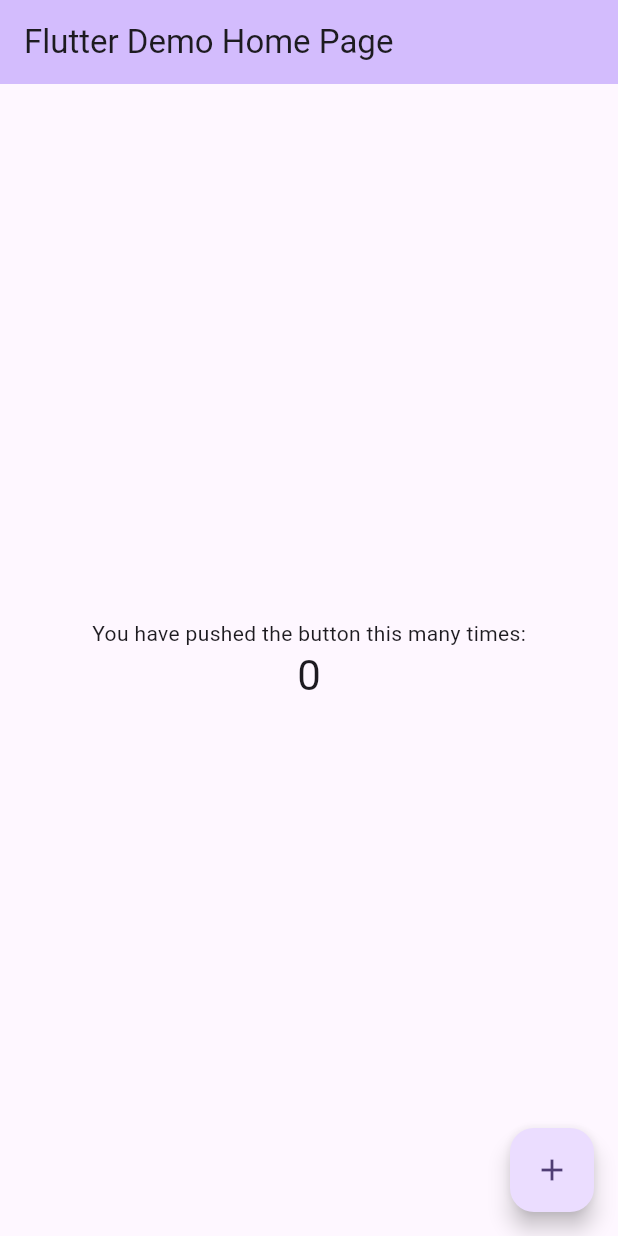
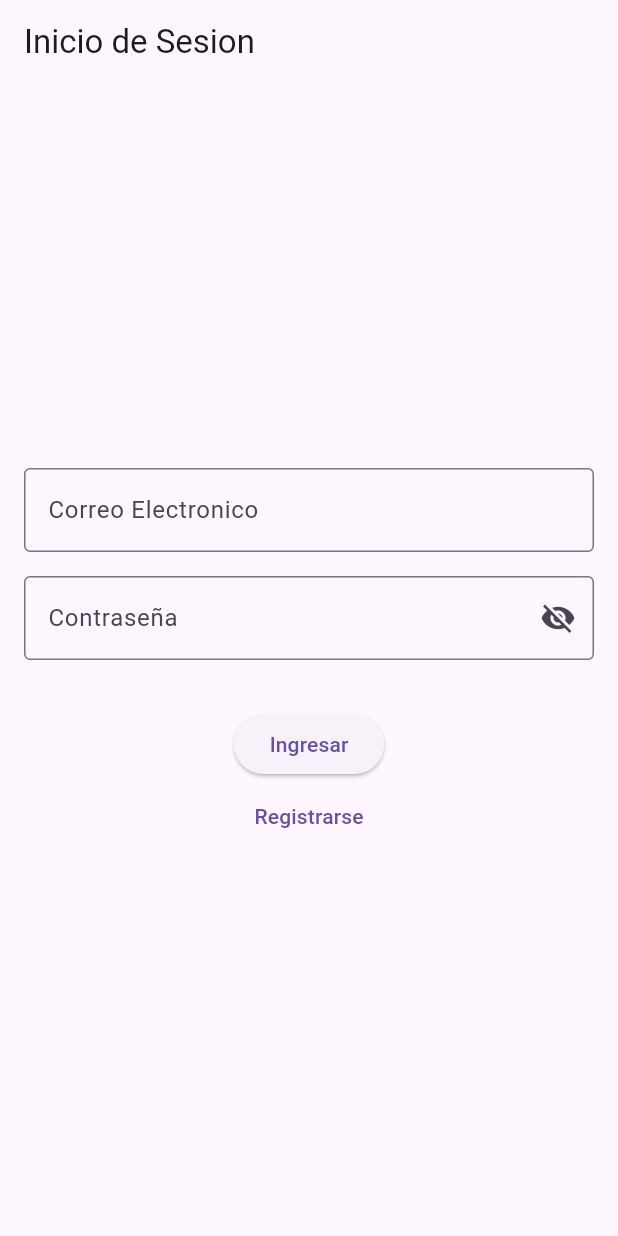
Before and after one commit to CindyLopez-24/tarea_pantallas, a Flutter app: the screen it shows after launch, on a phone screen of 412 x 824 dp. Run offline on Flutter 3.47's test engine with Material 3 defaults, Android fonts, the phone set to English and light mode, and no system bars.

Commit message:
se crean las pantallas

```diff
--- a/lib/main.dart
+++ b/lib/main.dart
@@ -1,4 +1,5 @@
 import 'package:flutter/material.dart';
+import 'package:pantallas/pantallas/login_screen.dart';
 
 void main() {
   runApp(const MyApp());
@@ -7,119 +8,10 @@ void main() {
 class MyApp extends StatelessWidget {
   const MyApp({super.key});
 
-  // This widget is the root of your application.
   @override
   Widget build(BuildContext context) {
-    return MaterialApp(
-      title: 'Flutter Demo',
-      theme: ThemeData(
-        // This is the theme of your application.
-        //
-        // TRY THIS: Try running your application with "flutter run". You'll see
-        // the application has a purple toolbar. Then, without quitting the app,
-        // try changing the seedColor in the colorScheme below to Colors.green
-        // and then invoke "hot reload" (save your changes or press the "hot
-        // reload" button in a Flutter-supported IDE, or press "r" if you used
-        // the command line to start the app).
-        //
-        // Notice that the counter didn't reset back to zero; the application
-        // state is not lost during the reload. To reset the state, use hot
-        // restart instead.
-        //
-        // This works for code too, not just values: Most code changes can be
-        // tested with just a hot reload.
-        colorScheme: ColorScheme.fromSeed(seedColor: Colors.deepPurple),
-        useMaterial3: true,
-      ),
-      home: const MyHomePage(title: 'Flutter Demo Home Page'),
+    return const MaterialApp(
+      home: LoginScreen(),
     );
   }
 }
-
-class MyHomePage extends StatefulWidget {
-  const MyHomePage({super.key, required this.title});
-
-  // This widget is the home page of your application. It is stateful, meaning
-  // that it has a State object (defined below) that contains fields that affect
-  // how it looks.
-
-  // This class is the configuration for the state. It holds the values (in this
-  // case the title) provided by the parent (in this case the App widget) and
-  // used by the build method of the State. Fields in a Widget subclass are
-  // always marked "final".
-
-  final String title;
-
-  @override
-  State<MyHomePage> createState() => _MyHomePageState();
-}
-
-class _MyHomePageState extends State<MyHomePage> {
-  int _counter = 0;
-
-  void _incrementCounter() {
-    setState(() {
-      // This call to setState tells the Flutter framework that something has
-      // changed in this State, which causes it to rerun the build method below
-      // so that the display can reflect the updated values. If we changed
-      // _counter without calling setState(), then the build method would not be
-      // called again, and so nothing would appear to happen.
-      _counter++;
-    });
-  }
-
-  @override
-  Widget build(BuildContext context) {
-    // This method is rerun every time setState is called, for instance as done
-    // by the _incrementCounter method above.
-    //
-    // The Flutter framework has been optimized to make rerunning build methods
-    // fast, so that you can just rebuild anything that needs updating rather
-    // than having to individually change instances of widgets.
-    return Scaffold(
-      appBar: AppBar(
-        // TRY THIS: Try changing the color here to a specific color (to
-        // Colors.amber, perhaps?) and trigger a hot reload to see the AppBar
-        // change color while the other colors stay the same.
-        backgroundColor: Theme.of(context).colorScheme.inversePrimary,
-        // Here we take the value from the MyHomePage object that was created by
-        // the App.build method, and use it to set our appbar title.
-        title: Text(widget.title),
-      ),
-      body: Center(
-        // Center is a layout widget. It takes a single child and positions it
-        // in the middle of the parent.
-        child: Column(
-          // Column is also a layout widget. It takes a list of children and
-          // arranges them vertically. By default, it sizes itself to fit its
-          // children horizontally, and tries to be as tall as its parent.
-          //
-          // Column has various properties to control how it sizes itself and
-          // how it positions its children. Here we use mainAxisAlignment to
-          // center the children vertically; the main axis here is the vertical
-          // axis because Columns are vertical (the cross axis would be
-          // horizontal).
-          //
-          // TRY THIS: Invoke "debug painting" (choose the "Toggle Debug Paint"
-          // action in the IDE, or press "p" in the console), to see the
-          // wireframe for each widget.
-          mainAxisAlignment: MainAxisAlignment.center,
-          children: <Widget>[
-            const Text(
-              'You have pushed the button this many times:',
-            ),
-            Text(
-              '$_counter',
-              style: Theme.of(context).textTheme.headlineMedium,
-            ),
-          ],
-        ),
-      ),
-      floatingActionButton: FloatingActionButton(
-        onPressed: _incrementCounter,
-        tooltip: 'Increment',
-        child: const Icon(Icons.add),
-      ), // This trailing comma makes auto-formatting nicer for build methods.
-    );
-  }
-}
--- /dev/null
+++ b/lib/pantallas/inicio_screen.dart
@@ -0,0 +1,13 @@
+import 'package:flutter/material.dart';
+
+class WelcomeScreen extends StatelessWidget {
+
+  final String correo;
+
+  const WelcomeScreen({super.key, required this.correo});
+
+  @override
+  Widget build(BuildContext context) {
+    return Container();
+  }
+}
--- /dev/null
+++ b/lib/pantallas/login_screen.dart
@@ -0,0 +1,105 @@
+import 'package:flutter/material.dart';
+import 'package:pantallas/pantallas/registro_screen.dart';
+
+class LoginScreen extends StatefulWidget {
+  const LoginScreen({super.key});
+
+  @override
+  LoginScreenState createState() => LoginScreenState();
+}
+
+class LoginScreenState extends State<LoginScreen> {
+  final TextEditingController _correoController = TextEditingController();
+  final TextEditingController _contrasenaController = TextEditingController();
+
+  bool _contrasenaVisible = false;
+
+  @override
+    void initState() {
+      super.initState();
+      _contrasenaVisible = false;
+    }
+
+    @override
+    Widget build(BuildContext context) {
+      return Scaffold(
+        appBar: AppBar(
+          title: const Text('Inicio de Sesion'),
+        ),
+
+            body: Padding(
+              padding: const EdgeInsets.all(16.0),
+              child: Column( mainAxisAlignment: MainAxisAlignment.center,
+               children: <Widget>[ TextField( controller: _correoController,
+               decoration: const InputDecoration( labelText: 'Correo Electronico',
+               border: OutlineInputBorder(),
+               ),
+               keyboardType: TextInputType.emailAddress,
+               ),
+              const SizedBox( height: 16.0),
+               TextField( controller: _contrasenaController,
+               obscureText: !_contrasenaVisible,
+               decoration: InputDecoration(
+                labelText: 'Contraseña',
+                border: const OutlineInputBorder(),
+                suffixIcon: IconButton(
+                   icon: Icon(
+                     _contrasenaVisible ? Icons.visibility : Icons.visibility_off,
+                     ), onPressed: () { setState(() {
+                       _contrasenaVisible = !_contrasenaVisible;
+                     });
+                    },
+                  ),
+                ),
+               ),
+
+              const SizedBox(height:32.0),
+               ElevatedButton(
+                onPressed: _login,
+                child:  const Text('Ingresar'),
+                ),
+                TextButton(
+                  onPressed: _register,
+                  child: const Text('Registrarse'),
+                  ),
+          ],
+         ),
+        ),
+      );
+    }
+
+    void _login() {
+      String correo = _correoController.text;
+      String contrasena = _contrasenaController.text;
+
+      if (correo.isNotEmpty && contrasena.isNotEmpty) {
+        print('Correo: $correo');
+        print('Contraseña: $contrasena');
+      }
+       else {
+        print('Por favor, ingrese todos los datos solicitados');
+       }
+    }
+
+    void _register(){
+        String correo = _correoController.text;
+        String contrasena = _contrasenaController.text;
+
+        if (correo.isNotEmpty && contrasena.isNotEmpty) {
+          Navigator.push(
+            context,
+            MaterialPageRoute(
+              builder: (context) =>
+              RegisterScreen(
+                correo: correo,
+                contrasena: contrasena),
+              ),
+          );
+        }
+         else {
+          print('Complete todos los campos');
+         }
+    }
+
+
+  }
```
Also changed, not shown: lib/pantallas/registro_screen.dart (added, +43 -0 lines), 1 other file.
